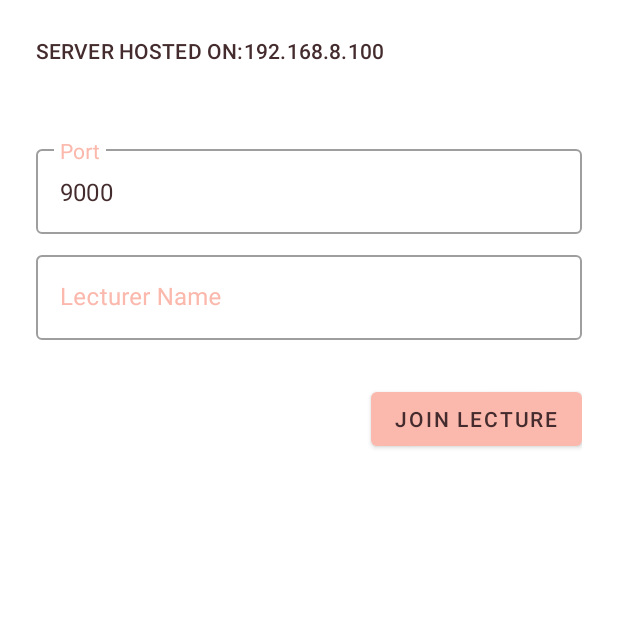
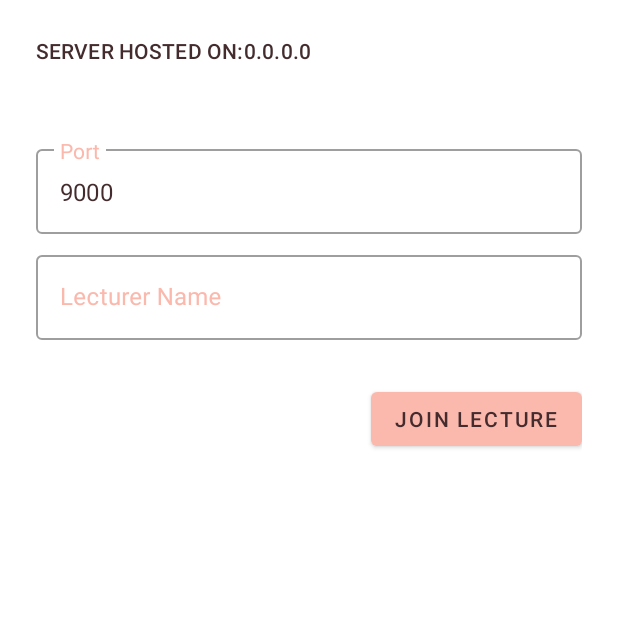
Before and after one commit to DulanjanaYasara/WiFiMeeting, an Android app: the fragment LectureHomePage placed in its activity, on a phone screen of 412 x 824 dp, the top half of it. Run offline under Robolectric (Android 15) with nearby library versions, the phone set to English and light mode, and no system bars.

Commit message:
show WiFi IP Address

```diff
--- a/app/src/main/AndroidManifest.xml
+++ b/app/src/main/AndroidManifest.xml
@@ -5,6 +5,7 @@
     <uses-permission android:name="android.permission.ACCESS_NETWORK_STATE" />
     <uses-permission android:name="android.permission.RECORD_AUDIO" />
     <uses-permission android:name="android.permission.ACCESS_WIFI_STATE" />
+    <uses-permission android:name="android.permission.CHANGE_WIFI_STATE" />
 
     <application
         android:allowBackup="true"
--- a/app/src/main/java/com/example/wifimeeting/page/LectureHomePage.java
+++ b/app/src/main/java/com/example/wifimeeting/page/LectureHomePage.java
@@ -1,9 +1,13 @@
 package com.example.wifimeeting.page;
 
+import android.content.Context;
+import android.net.wifi.WifiManager;
 import android.os.Bundle;
+import android.text.format.Formatter;
 import android.view.LayoutInflater;
 import android.view.View;
 import android.view.ViewGroup;
+import android.widget.TextView;
 
 import androidx.annotation.NonNull;
 import androidx.fragment.app.Fragment;
@@ -27,7 +31,9 @@ public class LectureHomePage extends Fragment {
         final TextInputEditText portEditText = view.findViewById(R.id.port_edit_text);
         final TextInputLayout lecturerNameTextInput = view.findViewById(R.id.lecturer_name_text_input);
         final TextInputEditText lecturerNameEditText = view.findViewById(R.id.lecturer_name_edit_text);
+        final TextView serverTextView = view.findViewById(R.id.server_ip_text_view);
 
+        serverTextView.setText(getWiFiIpAddress());
         portEditText.setText(Constants.DEFAULT_PORT);
 
         joinLectureButton.setOnClickListener(new View.OnClickListener() {
@@ -54,4 +60,10 @@ public class LectureHomePage extends Fragment {
 
         return view;
     }
+
+    private String getWiFiIpAddress (){
+        WifiManager wifiManager = (WifiManager) getContext().getApplicationContext().getSystemService(Context.WIFI_SERVICE);
+        wifiManager.setWifiEnabled(true);
+        return Formatter.formatIpAddress(wifiManager.getConnectionInfo().getIpAddress());
+    }
 }
--- a/app/src/main/res/layout/lecturer_home_page.xml
+++ b/app/src/main/res/layout/lecturer_home_page.xml
@@ -25,7 +25,6 @@
             android:layout_width="wrap_content"
             android:layout_height="wrap_content"
             android:layout_toEndOf="@id/server_hosted_text_view"
-            android:text="192.168.8.100"
             android:textAppearance="@style/TextAppearance.WifiMeeting.TextInputLayout.HintText" />
     </RelativeLayout>
 
--- a/app/src/main/res/layout/student_home_page.xml
+++ b/app/src/main/res/layout/student_home_page.xml
@@ -26,7 +26,6 @@
             android:layout_height="wrap_content"
             android:layout_toEndOf="@id/server_hosted_text_view"
             android:id="@+id/server_ip"
-            android:text="192.168.8.100"
             android:textAppearance="@style/TextAppearance.WifiMeeting.TextInputLayout.HintText" />
     </RelativeLayout>
 
```
Also changed, not shown: app/src/main/java/com/example/wifimeeting/page/StudentHomePage.java (+13 -3 lines).
